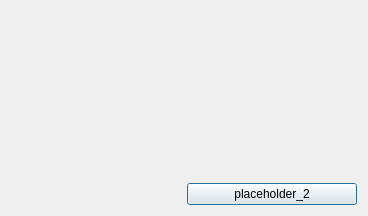
Before: the Qt Designer form guistructure/genericdialog.ui in mguid65/OpenSystemBench, drawn with Qt 5.
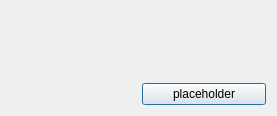
After: the same form once the commit is applied. Icons and pictures are not drawn.

Diff of the .ui file:
```diff
--- a/guistructure/genericdialog.ui
+++ b/guistructure/genericdialog.ui
@@ -6,20 +6,20 @@
    <rect>
     <x>0</x>
     <y>0</y>
-    <width>368</width>
-    <height>216</height>
+    <width>277</width>
+    <height>116</height>
    </rect>
   </property>
   <property name="minimumSize">
    <size>
-    <width>368</width>
-    <height>216</height>
+    <width>277</width>
+    <height>116</height>
    </size>
   </property>
   <property name="maximumSize">
    <size>
-    <width>368</width>
-    <height>216</height>
+    <width>277</width>
+    <height>116</height>
    </size>
   </property>
   <property name="windowTitle">
@@ -36,7 +36,7 @@
    <item row="1" column="1">
     <widget class="QPushButton" name="ph_ok">
      <property name="text">
-      <string>placeholder_2</string>
+      <string>placeholder</string>
      </property>
     </widget>
    </item>
```
Left out of the diff: 4 changed lines with no effect on the pictures.
